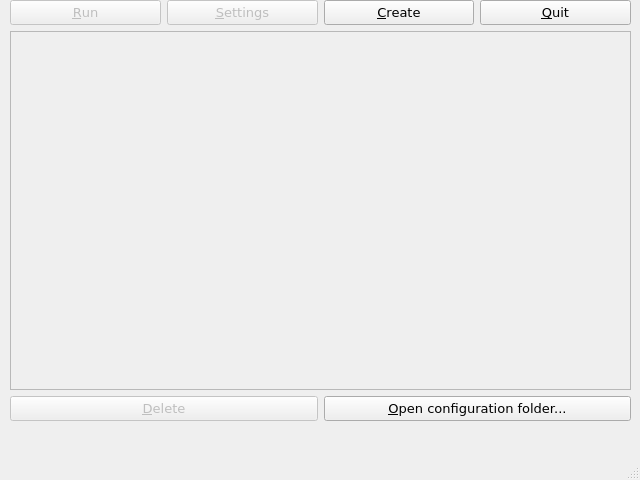
Before: the Qt Designer form ui/mainwindow.ui in Dungeonseeker/linbox-qt5, drawn with Qt 5.
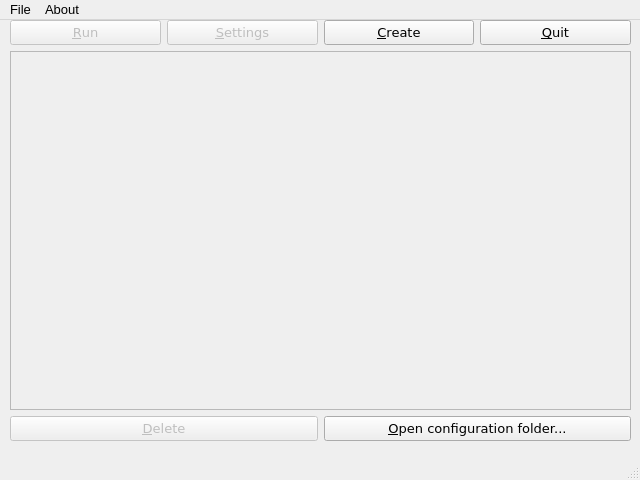
After: the same form once the commit is applied. Icons and pictures are not drawn.

```diff
--- a/ui/mainwindow.ui
+++ b/ui/mainwindow.ui
@@ -163,6 +163,24 @@
      <height>30</height>
     </rect>
    </property>
+            <widget class="QMenu" name="menuFile">
+                <property name="title">
+                    <string>File</string>
+                </property>
+                <addaction name="action_Run"/>
+                <addaction name="action_Settings"/>
+                <addaction name="action_Create"/>
+                <addaction name="separator"/>
+                <addaction name="action_Quit"/>
+            </widget>
+            <widget class="QMenu" name="menuAbout">
+                <property name="title">
+                    <string>About</string>
+                </property>
+                <addaction name="actionAbout_Linbox"/>
+            </widget>
+            <addaction name="menuFile"/>
+            <addaction name="menuAbout"/>
   </widget>
   <widget class="QStatusBar" name="statusbar"/>
  </widget>
```
Left out of the diff: 87 changed lines with no effect on the pictures. Lines whose indentation alone changed are shown as unchanged.
